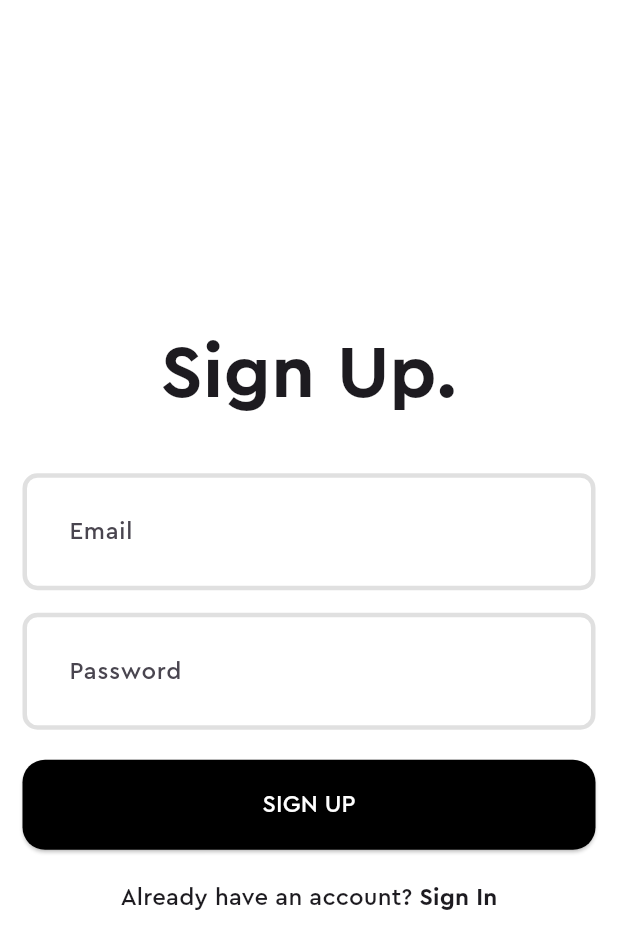
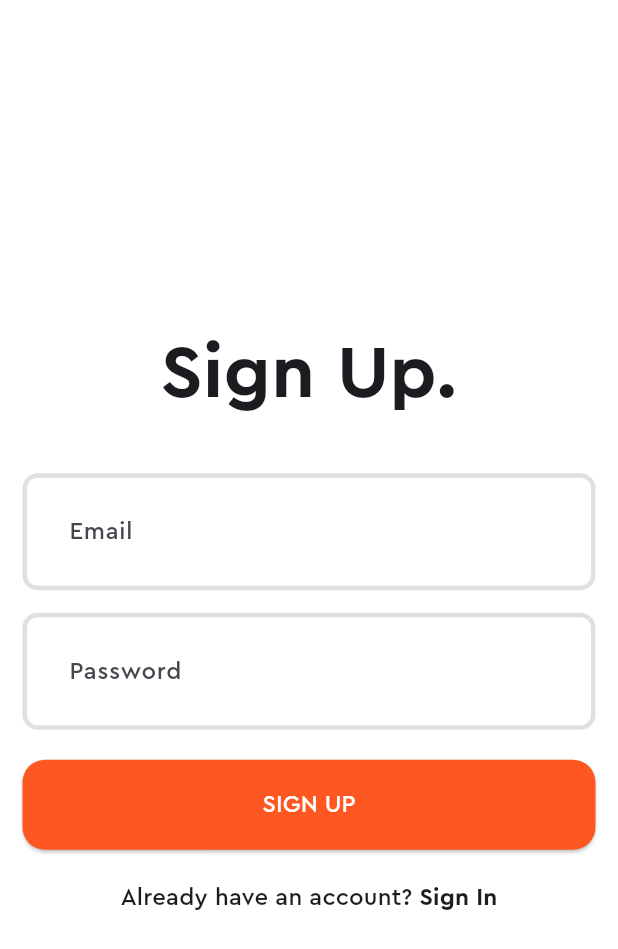
Before and after one commit to abdullahjohar23/todo_task, a Flutter app: the screen it shows after launch, on a phone screen of 412 x 824 dp. Shown: the top 949 px of the screen. Run offline on Flutter 3.47's test engine with Material 3 defaults, Android fonts, the phone set to English and light mode, and no system bars; our stand-ins replace cloud_firestore, firebase_auth, firebase_core, image_picker; missing offline and left inert: flex_color_picker; accounts and stored records are empty.

Commit message:
button bg color changed

```diff
--- a/lib/main.dart
+++ b/lib/main.dart
@@ -27,7 +27,7 @@ class MyApp extends StatelessWidget {
 
                 elevatedButtonTheme: ElevatedButtonThemeData(
                     style: ElevatedButton.styleFrom(
-                            backgroundColor: Colors.black,
+                            backgroundColor: Colors.deepOrange,
                             minimumSize: const Size(double.infinity, 60),
                             shape: RoundedRectangleBorder(
                             borderRadius: BorderRadius.circular(15),
```
